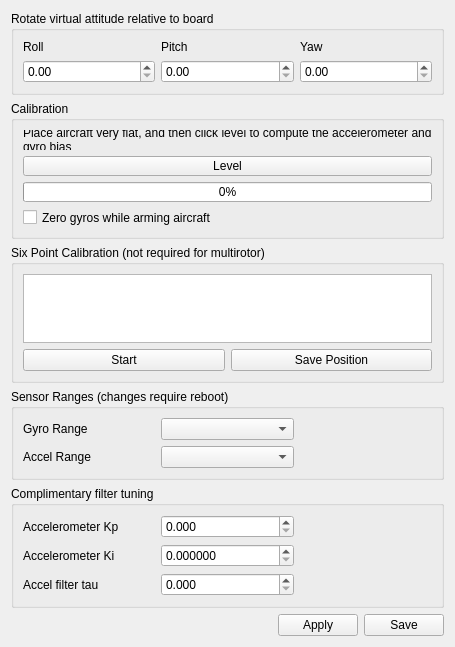
TauLabs/TauLabs, file ground/openpilotgcs/src/plugins/config/ccattitude.ui: the form before one commit.
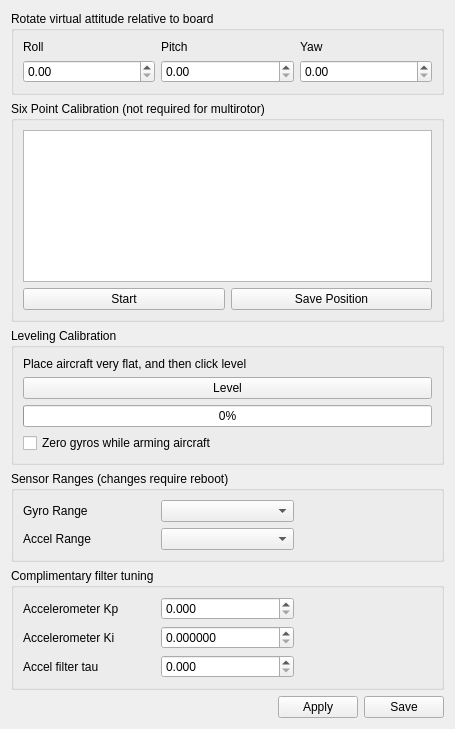
The form after the commit. Icons and pictures are not drawn.

Commit message: CC Attitude: Put the 6pt calibration before leveling

The edit to the form file:
```diff
--- a/ground/openpilotgcs/src/plugins/config/ccattitude.ui
+++ b/ground/openpilotgcs/src/plugins/config/ccattitude.ui
@@ -7,61 +7,13 @@
     <x>0</x>
     <y>0</y>
     <width>455</width>
-    <height>568</height>
+    <height>729</height>
    </rect>
   </property>
   <property name="windowTitle">
    <string>Form</string>
   </property>
   <layout class="QGridLayout" name="gridLayout_2">
-   <item row="1" column="0">
-    <widget class="QGroupBox" name="groupBox_2">
-     <property name="title">
-      <string>Calibration</string>
-     </property>
-     <layout class="QVBoxLayout" name="verticalLayout_2">
-      <item>
-       <widget class="QLabel" name="label">
-        <property name="text">
-         <string>Place aircraft very flat, and then click level to compute the accelerometer and gyro bias</string>
-        </property>
-        <property name="wordWrap">
-         <bool>true</bool>
-        </property>
-       </widget>
-      </item>
-      <item>
-       <widget class="QPushButton" name="zeroBias">
-        <property name="toolTip">
-         <string>Launch horizontal calibration.</string>
-        </property>
-        <property name="text">
-         <string>Level</string>
-        </property>
-       </widget>
-      </item>
-      <item>
-       <widget class="QProgressBar" name="zeroBiasProgress">
-        <property name="value">
-         <number>0</number>
-        </property>
-       </widget>
-      </item>
-      <item>
-       <widget class="QCheckBox" name="zeroGyroBiasOnArming">
-        <property name="toolTip">
-         <string>If enabled, a fast recalibration of gyro zero point will be done
-whenever the frame is armed. Do not move the airframe while
-arming it in that case!</string>
-        </property>
-        <property name="text">
-         <string>Zero gyros while arming aircraft</string>
-        </property>
-       </widget>
-      </item>
-     </layout>
-    </widget>
-   </item>
    <item row="0" column="0">
     <widget class="QGroupBox" name="groupBox">
      <property name="title">
@@ -137,7 +89,7 @@
      </layout>
     </widget>
    </item>
-   <item row="5" column="0">
+   <item row="6" column="0">
     <spacer name="verticalSpacer_2">
      <property name="orientation">
       <enum>Qt::Vertical</enum>
@@ -150,7 +102,55 @@
      </property>
     </spacer>
    </item>
-   <item row="6" column="0">
+   <item row="2" column="0">
+    <widget class="QGroupBox" name="groupBox_2">
+     <property name="title">
+      <string>Leveling Calibration</string>
+     </property>
+     <layout class="QVBoxLayout" name="verticalLayout_2">
+      <item>
+       <widget class="QLabel" name="label">
+        <property name="text">
+         <string>Place aircraft very flat, and then click level</string>
+        </property>
+        <property name="wordWrap">
+         <bool>true</bool>
+        </property>
+       </widget>
+      </item>
+      <item>
+       <widget class="QPushButton" name="zeroBias">
+        <property name="toolTip">
+         <string>Launch horizontal calibration.</string>
+        </property>
+        <property name="text">
+         <string>Level</string>
+        </property>
+       </widget>
+      </item>
+      <item>
+       <widget class="QProgressBar" name="zeroBiasProgress">
+        <property name="value">
+         <number>0</number>
+        </property>
+       </widget>
+      </item>
+      <item>
+       <widget class="QCheckBox" name="zeroGyroBiasOnArming">
+        <property name="toolTip">
+         <string>If enabled, a fast recalibration of gyro zero point will be done
+whenever the frame is armed. Do not move the airframe while
+arming it in that case!</string>
+        </property>
+        <property name="text">
+         <string>Zero gyros while arming aircraft</string>
+        </property>
+       </widget>
+      </item>
+     </layout>
+    </widget>
+   </item>
+   <item row="7" column="0">
     <layout class="QHBoxLayout" name="horizontalLayout_2">
      <item>
       <spacer name="horizontalSpacer">
@@ -216,7 +216,7 @@
      </item>
     </layout>
    </item>
-   <item row="4" column="0">
+   <item row="5" column="0">
     <widget class="QGroupBox" name="groupBox_3">
      <property name="sizePolicy">
       <sizepolicy hsizetype="Minimum" vsizetype="Preferred">
@@ -322,7 +322,7 @@
      </layout>
     </widget>
    </item>
-   <item row="3" column="0">
+   <item row="4" column="0">
     <widget class="QGroupBox" name="groupBox_4">
      <property name="title">
       <string>Sensor Ranges (changes require reboot)</string>
@@ -372,7 +372,7 @@
      </layout>
     </widget>
    </item>
-   <item row="2" column="0">
+   <item row="1" column="0">
     <widget class="QGroupBox" name="groupBox_sixPointCal">
      <property name="title">
       <string>Six Point Calibration (not required for multirotor)</string>
```
